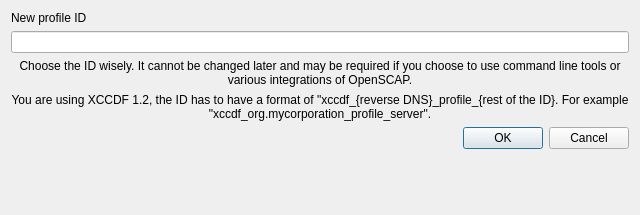
First picture: the form in src/ui/TailorProfileDialog.ui, repository eurolinux-enterprise-linux-sources/scap-workbench, before the edit.
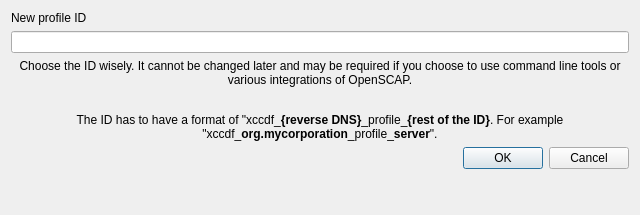
Second picture: the form after the edit.

What changed in the file:
```diff
--- a/src/ui/TailorProfileDialog.ui
+++ b/src/ui/TailorProfileDialog.ui
@@ -28,7 +28,7 @@
     <widget class="QLineEdit" name="idLineEdit"/>
    </item>
    <item row="6" column="0" colspan="2">
-    <widget class="QLabel" name="xccdf12Warning">
+    <widget class="QLabel" name="chooseIdWiselyLabel">
      <property name="text">
       <string>Choose the ID wisely. It cannot be changed later and may be required if you choose to use command line tools or various integrations of OpenSCAP.</string>
      </property>
@@ -40,10 +40,10 @@
      </property>
     </widget>
    </item>
-   <item row="7" column="0" colspan="2">
-    <widget class="QLabel" name="label_3">
+   <item row="8" column="0" colspan="2">
+    <widget class="QLabel" name="xccdf12Warning">
      <property name="text">
-      <string>You are using XCCDF 1.2, the ID has to have a format of &quot;xccdf_{reverse DNS}_profile_{rest of the ID}. For example &quot;xccdf_org.mycorporation_profile_server&quot;.</string>
+      <string>&lt;html&gt;&lt;head/&gt;&lt;body&gt;&lt;p&gt;The ID has to have a format of &amp;quot;xccdf_&lt;span style=&quot; font-weight:600;&quot;&gt;{reverse DNS}&lt;/span&gt;_profile_&lt;span style=&quot; font-weight:600;&quot;&gt;{rest of the ID}&lt;/span&gt;. For example &amp;quot;xccdf_&lt;span style=&quot; font-weight:600;&quot;&gt;org.mycorporation&lt;/span&gt;_profile_&lt;span style=&quot; font-weight:600;&quot;&gt;server&lt;/span&gt;&amp;quot;.&lt;/p&gt;&lt;/body&gt;&lt;/html&gt;</string>
      </property>
      <property name="alignment">
       <set>Qt::AlignCenter</set>
@@ -53,7 +53,7 @@
      </property>
     </widget>
    </item>
-   <item row="9" column="1">
+   <item row="10" column="1">
     <widget class="QDialogButtonBox" name="buttonBox">
      <property name="orientation">
       <enum>Qt::Horizontal</enum>
@@ -63,6 +63,16 @@
      </property>
     </widget>
    </item>
+   <item row="7" column="0" colspan="2">
+    <widget class="QLabel" name="xccdf11Warning">
+     <property name="text">
+      <string/>
+     </property>
+     <property name="alignment">
+      <set>Qt::AlignCenter</set>
+     </property>
+    </widget>
+   </item>
   </layout>
  </widget>
  <resources/>
```
Left out of the diff: 2 changed lines with no effect on the pictures.
